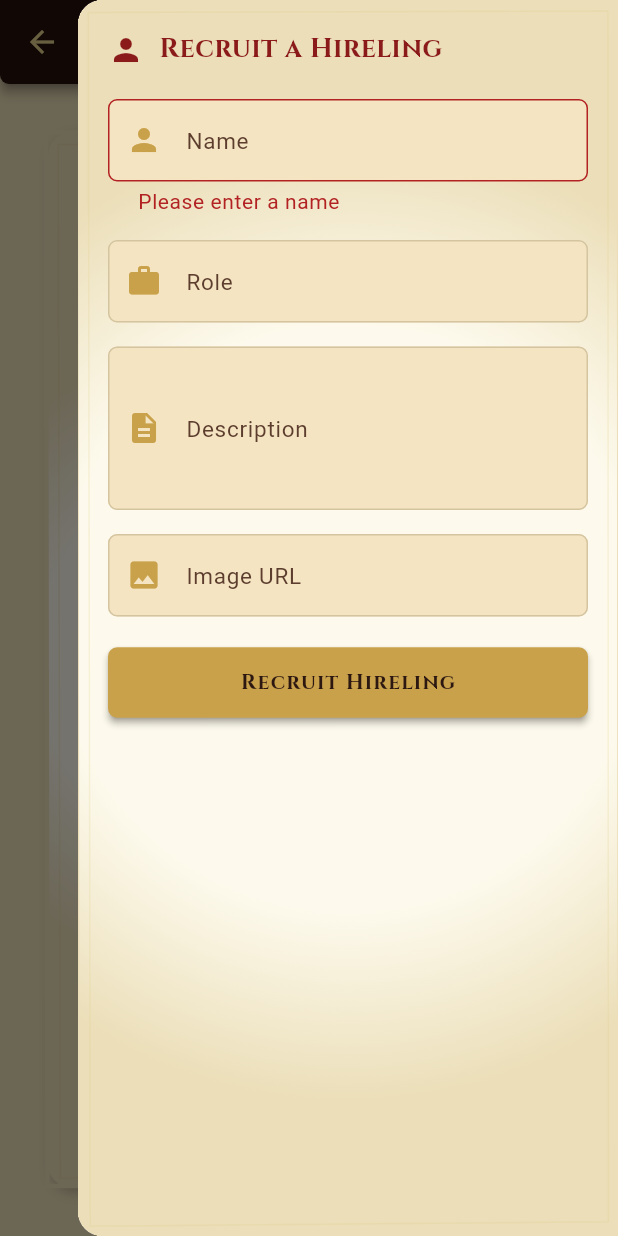
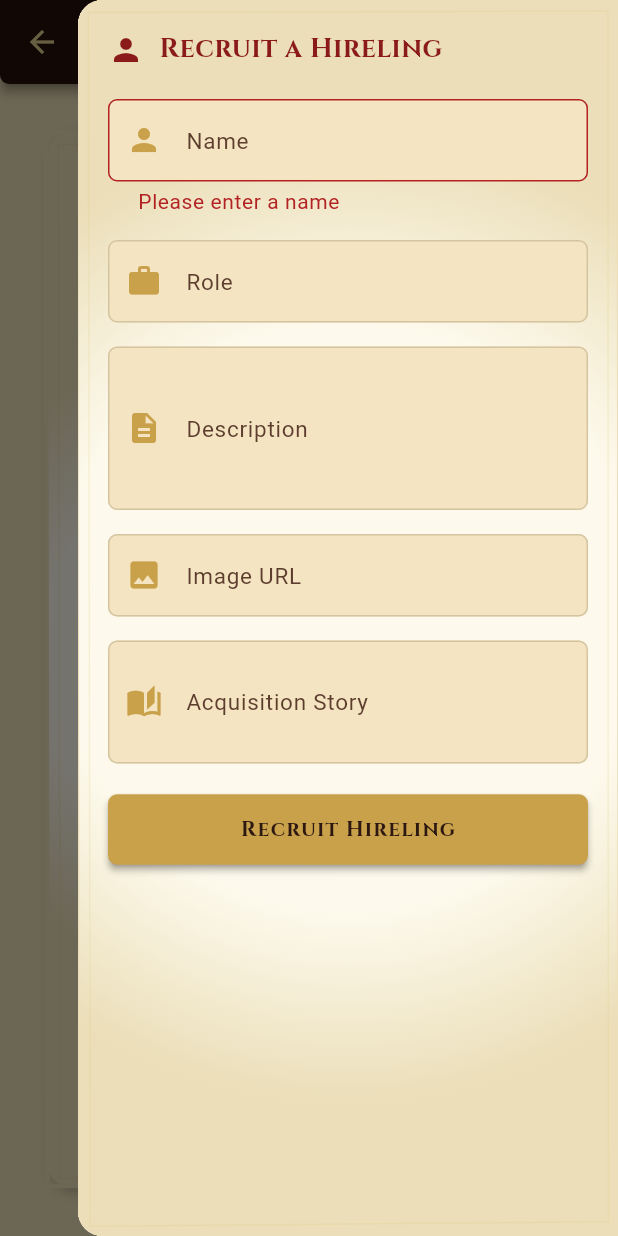
Before and after one commit to BlueBeardone/maura_bastion_system, a Flutter app: the _HirelingsView screen opened directly with empty values, in the side drawer, after a tap on "Recruit Hireling", on a phone screen of 412 x 824 dp. Run offline on Flutter 3.47's test engine with Material 3 defaults, Android fonts, the phone set to English and light mode, and no system bars; our stand-ins replace bloc, equatable, flutter_bloc, get_it, google_fonts; Roboto replaces fonts that are missing (IMFellEnglish).

Commit message:
Added the acquistion story to the Hireling

```diff
--- a/lib/data/models/npcs/hireling.dart
+++ b/lib/data/models/npcs/hireling.dart
@@ -6,6 +6,7 @@ class Hireling {
   final String? imgUrl;
   final String bastionId;
   final String? facilityId;
+  final String? acquisitionStory;
 
   Hireling({
     required this.id,
@@ -15,11 +16,12 @@ class Hireling {
     this.imgUrl,
     required this.bastionId,
     this.facilityId,
+    this.acquisitionStory,
   });
 
   static const _ignored = Object();
 
-  Hireling copyWith({Object? facilityId = _ignored}) => Hireling(
+  Hireling copyWith({Object? facilityId = _ignored, String? acquisitionStory}) => Hireling(
     id: id,
     name: name,
     role: role,
@@ -27,6 +29,7 @@ class Hireling {
     imgUrl: imgUrl,
     bastionId: bastionId,
     facilityId: identical(facilityId, _ignored) ? this.facilityId : facilityId as String?,
+    acquisitionStory: acquisitionStory ?? this.acquisitionStory,
   );
 
   factory Hireling.fromJson(Map<String, dynamic> json) {
@@ -38,6 +41,7 @@ class Hireling {
       imgUrl: json['imgUrl'] as String?,
       bastionId: json['bastionId'] as String,
       facilityId: json['facilityId'] as String?,
+      acquisitionStory: json['acquisitionStory'] as String?,
     );
   }
 
@@ -50,6 +54,7 @@ class Hireling {
       'imgUrl': imgUrl,
       'bastionId': bastionId,
       'facilityId': facilityId,
+      'acquisitionStory': acquisitionStory,
     };
   }
 }
--- a/lib/data/test_data/bastion/fake_bastion_data.dart
+++ b/lib/data/test_data/bastion/fake_bastion_data.dart
@@ -46,6 +46,7 @@ List<Bastion> getFakeBastions() {
           imgUrl: null,
           bastionId: userBastionId,
           facilityId: 'facility_1',
+          acquisitionStory: 'Recruited from the King\'s forge after proving his steel against a master bladesmith.',
         ),
         Hireling(
           id: 'hireling_2',
@@ -55,6 +56,7 @@ List<Bastion> getFakeBastions() {
           imgUrl: null,
           bastionId: userBastionId,
           facilityId: 'facility_1',
+          acquisitionStory: 'Won in a drinking contest at the Hammer & Anvil tavern.',
         ),
         Hireling(
           id: 'hireling_3',
@@ -73,6 +75,7 @@ List<Bastion> getFakeBastions() {
           imgUrl: null,
           bastionId: userBastionId,
           facilityId: 'facility_2',
+          acquisitionStory: 'Found transcribing scrolls in a crumbling monastery. Offered her a proper library.',
         ),
         Hireling(
           id: 'hireling_5',
@@ -91,6 +94,7 @@ List<Bastion> getFakeBastions() {
           imgUrl: null,
           bastionId: userBastionId,
           facilityId: null,
+          acquisitionStory: 'Appeared at the gates during a storm, asking only for a roof and a fair wage.',
         ),
         Hireling(
           id: 'hireling_7',
@@ -100,6 +104,7 @@ List<Bastion> getFakeBastions() {
           imgUrl: null,
           bastionId: userBastionId,
           facilityId: null,
+          acquisitionStory: 'Healed the garrison captain\'s fever when the court physician had given up.',
         ),
       ],
       defenders: [
--- a/lib/features/bastions_page/logic/hirelings_cubit.dart
+++ b/lib/features/bastions_page/logic/hirelings_cubit.dart
@@ -15,6 +15,7 @@ class HirelingsCubit extends Cubit<HirelingsState> {
     String? role,
     String? description,
     String? imgUrl,
+    String? acquisitionStory,
   }) {
     final newHireling = Hireling(
       id: 'hireling_${DateTime.now().millisecondsSinceEpoch}',
@@ -23,6 +24,7 @@ class HirelingsCubit extends Cubit<HirelingsState> {
       description: description,
       imgUrl: imgUrl,
       bastionId: state.bastionId,
+      acquisitionStory: acquisitionStory,
     );
     emit(state.copyWith(hirelings: [...state.hirelings, newHireling]));
   }
--- a/lib/features/bastions_page/presentation/hirelings_page.dart
+++ b/lib/features/bastions_page/presentation/hirelings_page.dart
@@ -46,6 +46,7 @@ class _HirelingsViewState extends State<_HirelingsView> {
   String _role = '';
   String _description = '';
   String _imgUrl = '';
+  String _acquisitionStory = '';
 
   @override
   Widget build(BuildContext context) {
@@ -234,6 +235,16 @@ class _HirelingsViewState extends State<_HirelingsView> {
                 ),
                 onSaved: (value) => _imgUrl = value?.trim() ?? '',
               ),
+              const SizedBox(height: 16),
+              TextFormField(
+                initialValue: _acquisitionStory,
+                decoration: const InputDecoration(
+                  labelText: 'Acquisition Story',
+                  prefixIcon: Icon(Icons.auto_stories),
+                ),
+                maxLines: 2,
+                onSaved: (value) => _acquisitionStory = value?.trim() ?? '',
+              ),
               const SizedBox(height: 20),
               ElevatedButton(
                 onPressed: () {
@@ -245,6 +256,7 @@ class _HirelingsViewState extends State<_HirelingsView> {
                           description:
                               _description.isNotEmpty ? _description : null,
                           imgUrl: _imgUrl.isNotEmpty ? _imgUrl : null,
+                          acquisitionStory: _acquisitionStory.isNotEmpty ? _acquisitionStory : null,
                         );
                     _formKey.currentState?.reset();
                     setState(() {
@@ -252,6 +264,7 @@ class _HirelingsViewState extends State<_HirelingsView> {
                       _role = '';
                       _description = '';
                       _imgUrl = '';
+                      _acquisitionStory = '';
                     });
                     Navigator.of(context).pop();
                     ScaffoldMessenger.of(context).showSnackBar(
```
